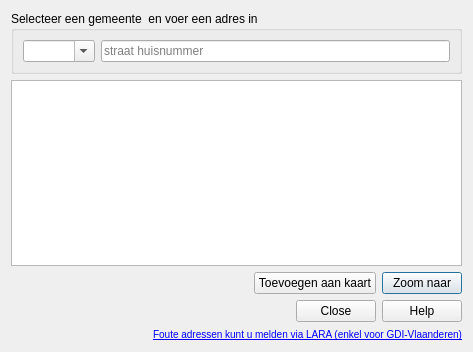
The window that ui_geopunt4qgis.ui (warrieka/geopunt4Qgis) describes before a commit, drawn with Qt 5.
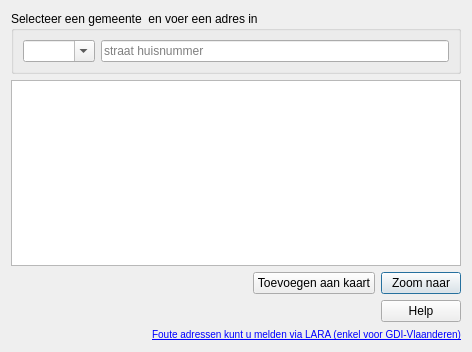
The same window after the commit. Icons and pictures are not drawn.

```diff
--- a/ui_geopunt4qgis.ui
+++ b/ui_geopunt4qgis.ui
@@ -7,7 +7,7 @@
    <rect>
     <x>0</x>
     <y>0</y>
-    <width>473</width>
+    <width>472</width>
     <height>352</height>
    </rect>
   </property>
@@ -106,7 +106,7 @@
         <enum>Qt::Horizontal</enum>
        </property>
        <property name="standardButtons">
-        <set>QDialogButtonBox::Close|QDialogButtonBox::Help</set>
+        <set>QDialogButtonBox::Help</set>
        </property>
        <property name="centerButtons">
         <bool>false</bool>
```
